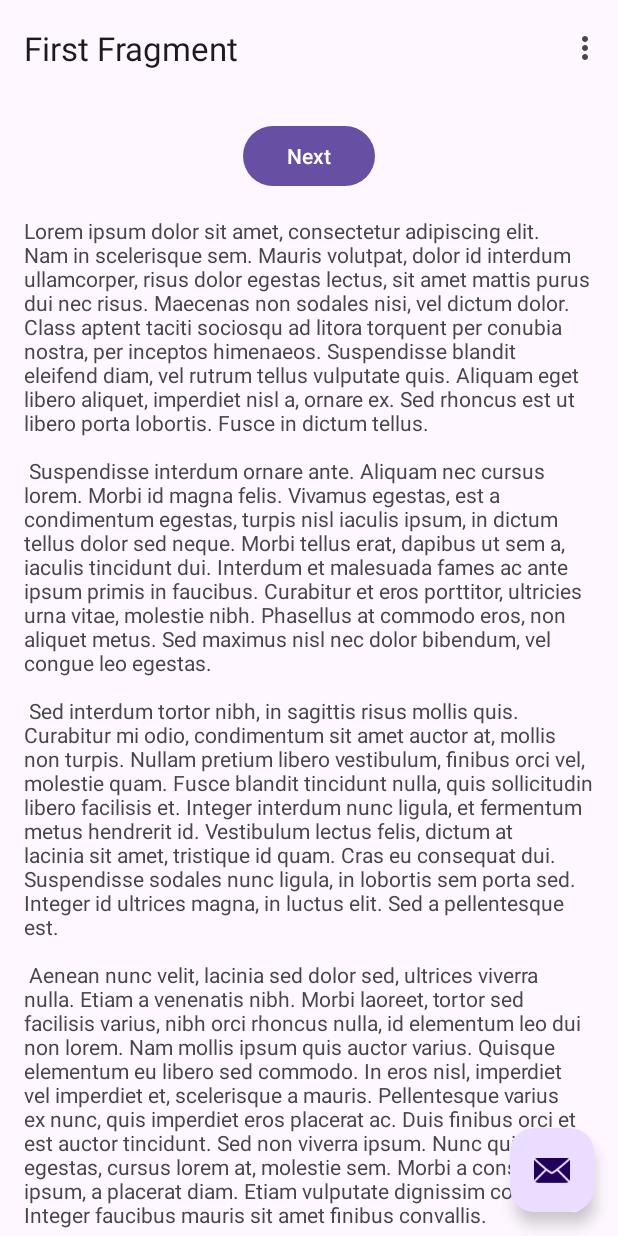
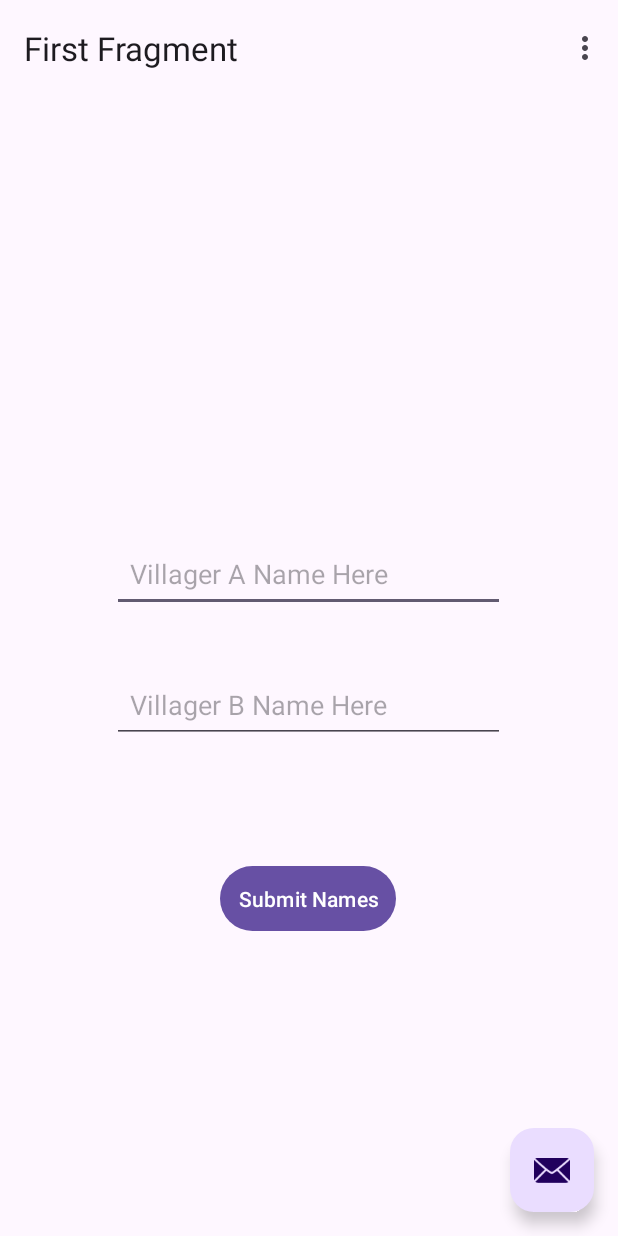
Before and after one commit to averylg/MinecraftMarchMadness, an Android app: the screen it shows after launch (MainActivity), on a phone screen of 412 x 824 dp. Run offline under Robolectric (Android 15) with nearby library versions, the phone set to English and light mode, and no system bars; our stand-ins replace navigation-ui; libraries missing offline, so code that uses them is left out: org.java_websocket.client, org.java_websocket.handshake; 1 statement that could not run was skipped.

Commit message:
Web Sockets PoC working

```diff
--- a/AndroidApp/app/src/main/java/com/averylg/villagerng/FirstFragment.kt
+++ b/AndroidApp/app/src/main/java/com/averylg/villagerng/FirstFragment.kt
@@ -1,11 +1,14 @@
 package com.averylg.villagerng
 
 import android.os.Bundle
+import android.text.Editable
+import android.text.TextWatcher
 import android.util.Log
 import androidx.fragment.app.Fragment
 import android.view.LayoutInflater
 import android.view.View
 import android.view.ViewGroup
+import android.widget.EditText
 import androidx.navigation.fragment.findNavController
 import com.averylg.villagerng.databinding.FragmentFirstBinding
 import com.averylg.villagerng.websockets.VillageRNGWebSocketClient
@@ -22,8 +25,11 @@ class FirstFragment : Fragment() {
     // onDestroyView.
     private val binding get() = _binding!!
 
-    private val serverURI = URI("ws://10.0.2.2:")
+    private val serverURI = URI("ws://10.0.2.2:8081")
     private val webSocketClient = VillageRNGWebSocketClient(serverURI)
+
+    private lateinit var villagerAInput: EditText
+    private lateinit var villagerBInput: EditText
 
     override fun onCreateView(
         inflater: LayoutInflater, container: ViewGroup?,
@@ -33,6 +39,10 @@ class FirstFragment : Fragment() {
         _binding = FragmentFirstBinding.inflate(inflater, container, false)
         return binding.root
 
+
+
+
+
     }
 
     override fun onViewCreated(view: View, savedInstanceState: Bundle?) {
@@ -40,9 +50,20 @@ class FirstFragment : Fragment() {
 
         webSocketClient.connect()
 
-        binding.buttonFirst.setOnClickListener {
+        villagerAInput = view.findViewById(R.id.villager_A_Text_input)
+        villagerBInput = view.findViewById(R.id.villager_B_Text_input)
+
+        binding.buttonAction.setOnClickListener {
             Log.d("VillageRNG", "FIRST BUTTON PRESSED MFS!")
+
             webSocketClient.send("AYO WE CHILLIN!")
+
+            var vTextA = villagerAInput.text.toString()
+            var vTextB = villagerBInput.text.toString()
+
+            webSocketClient.send("Villager A: $vTextA")
+            webSocketClient.send("Villager B: $vTextB")
+
             findNavController().navigate(R.id.action_FirstFragment_to_SecondFragment)
         }
     }
--- a/AndroidApp/app/src/main/res/layout/fragment_first.xml
+++ b/AndroidApp/app/src/main/res/layout/fragment_first.xml
@@ -1,35 +1,51 @@
-<?xml version="1.0" encoding="utf-8"?>
-<androidx.core.widget.NestedScrollView xmlns:android="http://schemas.android.com/apk/res/android"
+<androidx.constraintlayout.widget.ConstraintLayout
+    xmlns:android="http://schemas.android.com/apk/res/android"
     xmlns:app="http://schemas.android.com/apk/res-auto"
     xmlns:tools="http://schemas.android.com/tools"
     android:layout_width="match_parent"
-    android:layout_height="match_parent"
-    tools:context=".FirstFragment">
+    android:layout_height="match_parent">
 
-    <androidx.constraintlayout.widget.ConstraintLayout
-        android:layout_width="match_parent"
-        android:layout_height="match_parent"
-        android:padding="16dp">
+
+    <EditText
+        android:id="@+id/villager_A_Text_input"
+        android:layout_width="262dp"
+        android:layout_height="51dp"
+        android:layout_marginBottom="36dp"
+        android:hint="Villager A Name Here"
+        android:padding="12dp"
+        app:layout_constraintBottom_toTopOf="@+id/villager_B_Text_input"
+        app:layout_constraintEnd_toEndOf="parent"
+        app:layout_constraintHorizontal_bias="0.496"
+        app:layout_constraintStart_toStartOf="parent"
+        app:layout_constraintTop_toTopOf="parent"
+        app:layout_constraintVertical_bias="1.0" />
+
+    <EditText
+        android:id="@+id/villager_B_Text_input"
+        android:layout_width="262dp"
+        android:layout_height="51dp"
+        android:layout_marginTop="380dp"
+        android:hint="Villager B Name Here"
+        android:padding="12dp"
+        app:layout_constraintBottom_toTopOf="@+id/button_action"
+        app:layout_constraintEnd_toEndOf="parent"
+        app:layout_constraintHorizontal_bias="0.496"
+        app:layout_constraintStart_toStartOf="parent"
+        app:layout_constraintTop_toTopOf="parent"
+        app:layout_constraintVertical_bias="0.0" />
+
 
     <Button
-            android:id="@+id/button_first"
+        android:id="@+id/button_action"
         android:layout_width="wrap_content"
         android:layout_height="wrap_content"
-            android:text="@string/next"
-            app:layout_constraintBottom_toTopOf="@id/textview_first"
-            app:layout_constraintEnd_toEndOf="parent"
-            app:layout_constraintStart_toStartOf="parent"
-            app:layout_constraintTop_toTopOf="parent" />
-
-        <TextView
-            android:id="@+id/textview_first"
-            android:layout_width="wrap_content"
-            android:layout_height="wrap_content"
-            android:layout_marginTop="16dp"
-            android:text="@string/lorem_ipsum"
+        android:padding="12dp"
+        android:text="Submit Names"
         app:layout_constraintBottom_toBottomOf="parent"
         app:layout_constraintEnd_toEndOf="parent"
+        app:layout_constraintHorizontal_bias="0.498"
         app:layout_constraintStart_toStartOf="parent"
-            app:layout_constraintTop_toBottomOf="@id/button_first" />
+        app:layout_constraintTop_toTopOf="parent"
+        app:layout_constraintVertical_bias="0.719" />
+
 </androidx.constraintlayout.widget.ConstraintLayout>
-</androidx.core.widget.NestedScrollView>
```
Lines whose indentation alone changed are shown as unchanged.
